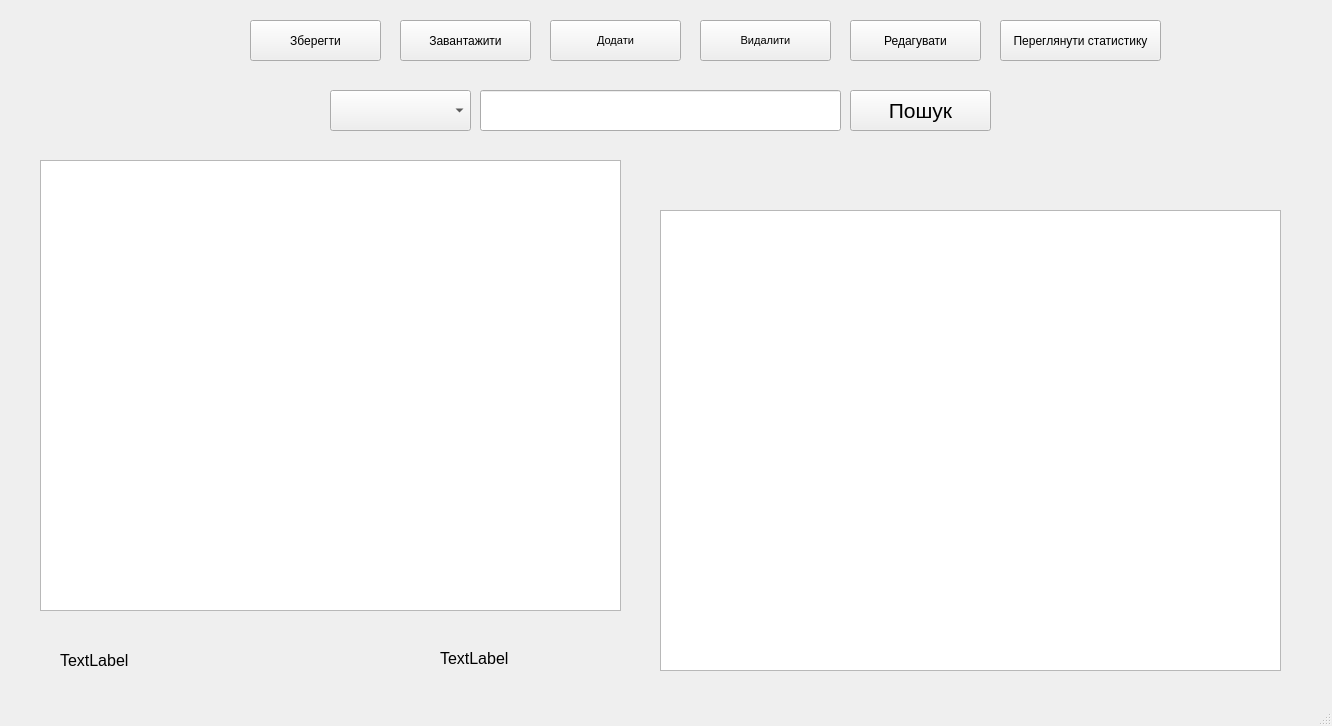
wKAISERw/Kursach, file mainProgram/MainProgram.ui: the form before one commit.
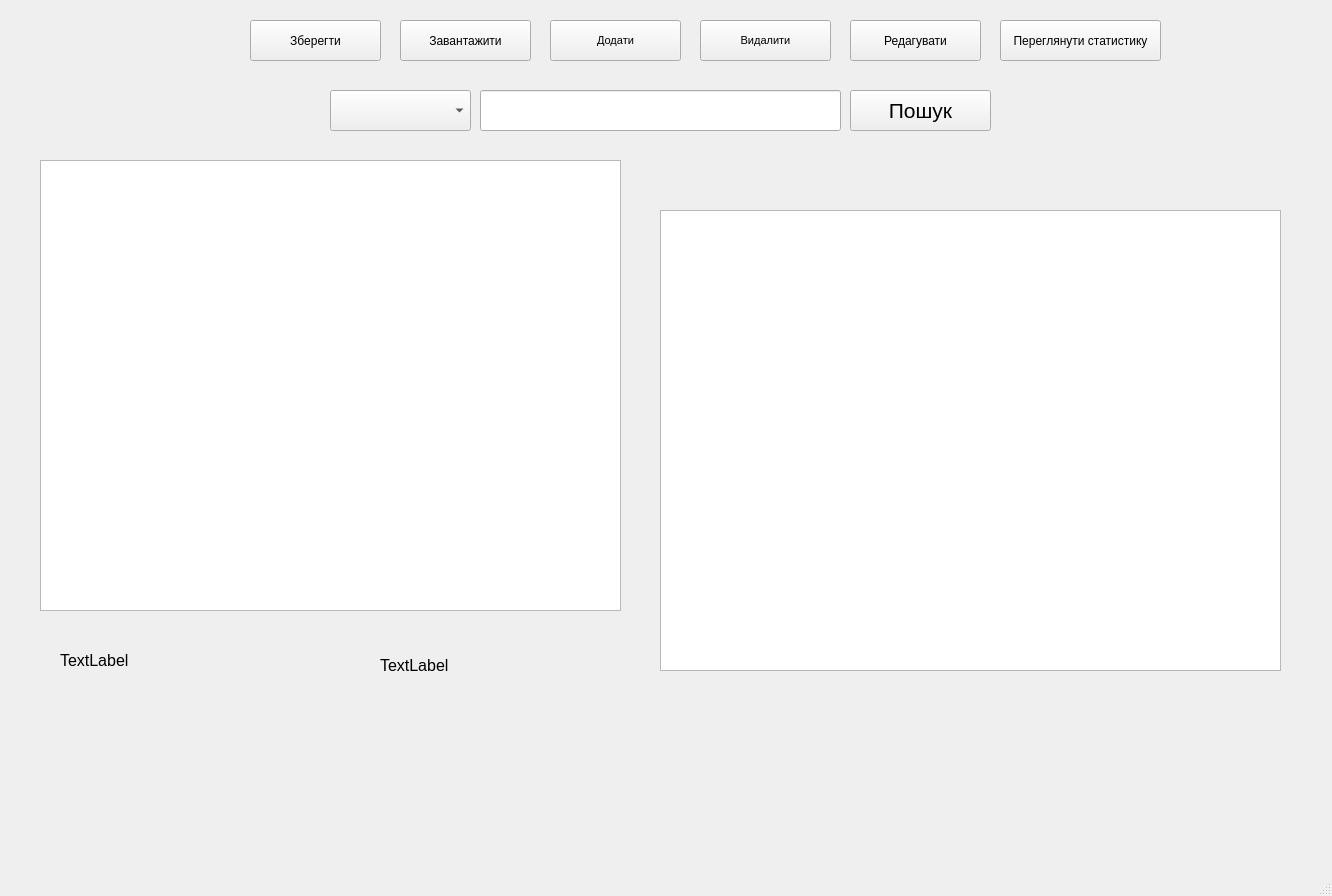
The form after the commit.

Patch:
```diff
--- a/mainProgram/MainProgram.ui
+++ b/mainProgram/MainProgram.ui
@@ -7,7 +7,7 @@
     <x>0</x>
     <y>0</y>
     <width>1332</width>
-    <height>726</height>
+    <height>896</height>
    </rect>
   </property>
   <property name="windowTitle">
@@ -140,10 +140,10 @@
    <widget class="QLabel" name="labelCheckAmountOfProducts">
     <property name="geometry">
      <rect>
-      <x>440</x>
-      <y>650</y>
-      <width>111</width>
-      <height>16</height>
+      <x>380</x>
+      <y>480</y>
+      <width>271</width>
+      <height>371</height>
      </rect>
     </property>
     <property name="styleSheet">
```
Left out of the diff: 2 changed lines with no effect on the pictures.
